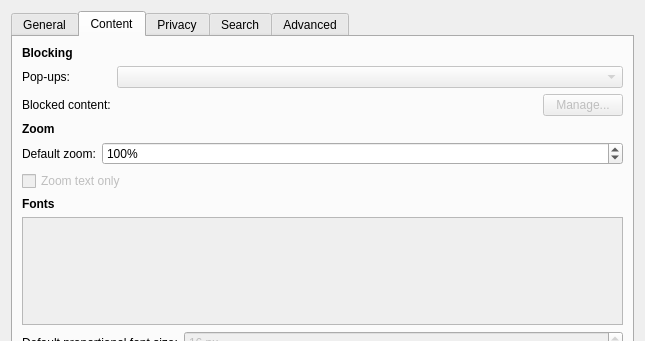
Old version of the form src/ui/PreferencesDialog.ui in the repository OtterBrowser/otter-browser; both pictures show x 0 to 645 and y 0 to 341 of the 645 by 597 pixel window.
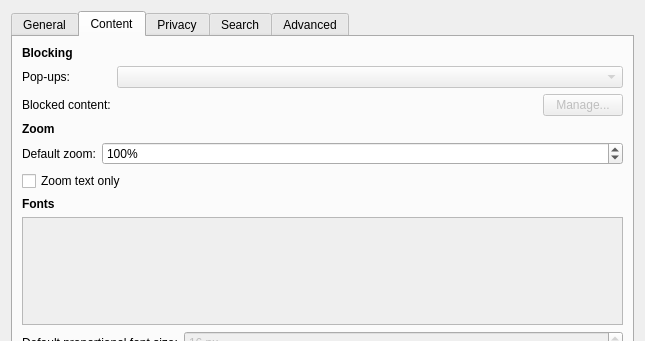
New version of the form. The open tabs and pages were chosen to show the change.

What changed in the file:
```diff
--- a/src/ui/PreferencesDialog.ui
+++ b/src/ui/PreferencesDialog.ui
@@ -409,9 +409,6 @@
        </item>
        <item>
         <widget class="QCheckBox" name="zoomTextOnlyCheckBox">
-         <property name="enabled">
-          <bool>false</bool>
-         </property>
          <property name="text">
           <string>Zoom text only</string>
          </property>
```
